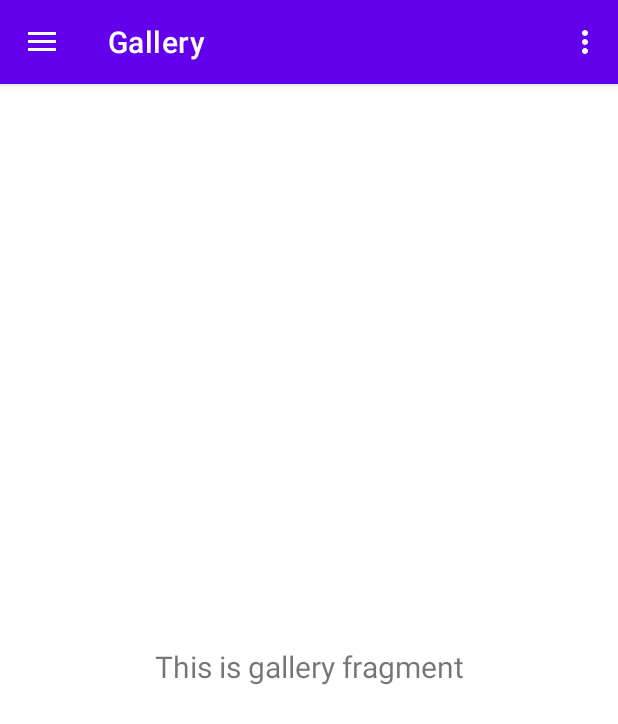
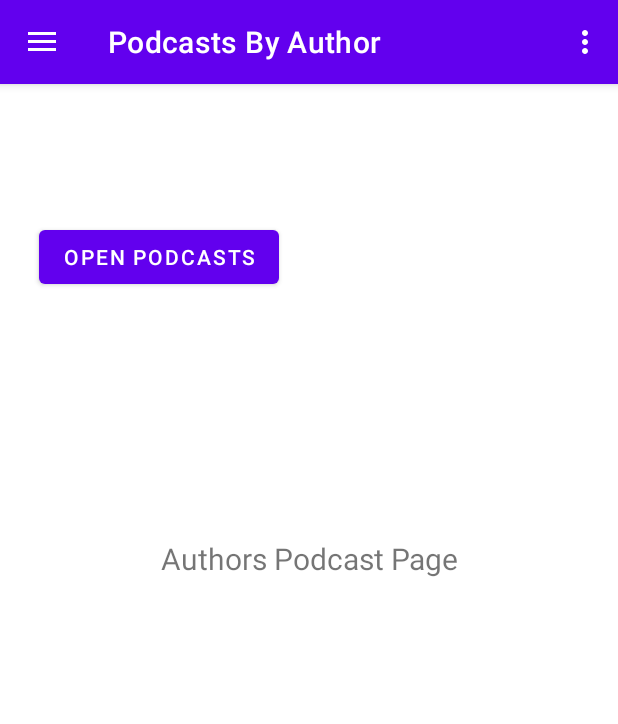
Before and after one commit to cmwrobel1/girl-talk-radio, an Android app: the screen it shows after launch (MainActivity), on a phone screen of 412 x 824 dp. Shown: the top 724 px of the screen. Run offline under Robolectric (Android 15) with nearby library versions, the phone set to English and light mode, and no system bars; our stand-ins replace navigation-ui.

Commit message:
adding files for RSS and changes to drawer menu text

```diff
--- a/JustAGirlco/app/src/main/AndroidManifest.xml
+++ b/JustAGirlco/app/src/main/AndroidManifest.xml
@@ -9,7 +9,9 @@
         android:roundIcon="@mipmap/ic_launcher_round"
         android:supportsRtl="true"
         android:theme="@style/Theme.JustAGirlCo">
-        <activity android:name=".SplashActivity"
+        <activity android:name=".RssActivity"></activity>
+        <activity
+            android:name=".SplashActivity"
             android:theme="@style/SplashTheme">
             <intent-filter>
                 <action android:name="android.intent.action.MAIN" />
@@ -27,4 +29,6 @@
         </activity>
     </application>
 
+    <uses-permission android:name="android.permission.INTERNET" />
+
 </manifest>
--- a/JustAGirlco/app/src/main/java/com/example/justagirlco/MainActivity.java
+++ b/JustAGirlco/app/src/main/java/com/example/justagirlco/MainActivity.java
@@ -1,10 +1,15 @@
 package com.example.justagirlco;
 
+import android.content.Intent;
 import android.os.Bundle;
 import android.view.Menu;
+import android.widget.Gallery;
 
+import com.example.justagirlco.ui.gallery.GalleryFragment;
 import com.google.android.material.navigation.NavigationView;
 
+import androidx.fragment.app.FragmentManager;
+import androidx.fragment.app.FragmentTransaction;
 import androidx.navigation.NavController;
 import androidx.navigation.Navigation;
 import androidx.navigation.ui.AppBarConfiguration;
@@ -13,9 +18,10 @@ import androidx.drawerlayout.widget.DrawerLayout;
 import androidx.appcompat.app.AppCompatActivity;
 import androidx.appcompat.widget.Toolbar;
 
-public class MainActivity extends AppCompatActivity {
+public class MainActivity extends AppCompatActivity implements GalleryFragment.onFragmentBtnSelected {
+    //passes the button - might need more efficient way to do this
+    private AppBarConfiguration mAppBarConfiguration;
 
-    private AppBarConfiguration mAppBarConfiguration;
 
     @Override
     protected void onCreate(Bundle savedInstanceState) {
@@ -49,4 +55,12 @@ public class MainActivity extends AppCompatActivity {
         return NavigationUI.navigateUp(navController, mAppBarConfiguration)
                 || super.onSupportNavigateUp();
     }
+
+    //button code that when this function is executed from the click event then it will handle the
+    //new activity startup
+    @Override
+    public void onButtonSelected() {
+        Intent in = new Intent(MainActivity.this, RssActivity.class);
+        MainActivity.this.startActivity(in);
+    }
 }
--- a/JustAGirlco/app/src/main/java/com/example/justagirlco/ui/gallery/GalleryFragment.java
+++ b/JustAGirlco/app/src/main/java/com/example/justagirlco/ui/gallery/GalleryFragment.java
@@ -1,9 +1,11 @@
 package com.example.justagirlco.ui.gallery;
 
+import android.content.Context;
 import android.os.Bundle;
 import android.view.LayoutInflater;
 import android.view.View;
 import android.view.ViewGroup;
+import android.widget.Button;
 import android.widget.TextView;
 
 import androidx.annotation.NonNull;
@@ -16,6 +18,8 @@ import com.example.justagirlco.R;
 
 public class GalleryFragment extends Fragment {
 
+    private onFragmentBtnSelected listener;
+
     private GalleryViewModel galleryViewModel;
 
     public View onCreateView(@NonNull LayoutInflater inflater,
@@ -23,6 +27,16 @@ public class GalleryFragment extends Fragment {
         galleryViewModel =
                 new ViewModelProvider(this).get(GalleryViewModel.class);
         View root = inflater.inflate(R.layout.fragment_gallery, container, false);
+
+        //button create
+        Button clickme = root.findViewById(R.id.button2);
+        clickme.setOnClickListener(new View.OnClickListener() {
+            @Override
+            public void onClick(View v){
+                listener.onButtonSelected();
+            }
+        });
+
         final TextView textView = root.findViewById(R.id.text_gallery);
         galleryViewModel.getText().observe(getViewLifecycleOwner(), new Observer<String>() {
             @Override
@@ -31,5 +45,19 @@ public class GalleryFragment extends Fragment {
             }
         });
         return root;
+
+    }
+    //attach button to the fragment
+    public void onAttach(@NonNull Context context){
+        super.onAttach(context);
+        if(context instanceof onFragmentBtnSelected) {
+            listener = (onFragmentBtnSelected) context;
+        }else {
+            throw new ClassCastException(context.toString() + " must implement listener");
+        }
+    }
+    //this is the function that will pass the button click listener between the activity and the fragment
+    public interface onFragmentBtnSelected{
+        public void onButtonSelected();
     }
 }
--- a/JustAGirlco/app/src/main/java/com/example/justagirlco/ui/gallery/GalleryViewModel.java
+++ b/JustAGirlco/app/src/main/java/com/example/justagirlco/ui/gallery/GalleryViewModel.java
@@ -10,7 +10,7 @@ public class GalleryViewModel extends ViewModel {
 
     public GalleryViewModel() {
         mText = new MutableLiveData<>();
-        mText.setValue("This is gallery fragment");
+        mText.setValue("Authors Podcast Page");
     }
 
     public LiveData<String> getText() {
--- a/JustAGirlco/app/src/main/java/com/example/justagirlco/ui/slideshow/SlideshowViewModel.java
+++ b/JustAGirlco/app/src/main/java/com/example/justagirlco/ui/slideshow/SlideshowViewModel.java
@@ -10,7 +10,7 @@ public class SlideshowViewModel extends ViewModel {
 
     public SlideshowViewModel() {
         mText = new MutableLiveData<>();
-        mText.setValue("This is slideshow fragment");
+        mText.setValue("Top Rated Should go Here");
     }
 
     public LiveData<String> getText() {
--- a/JustAGirlco/app/src/main/res/layout/fragment_gallery.xml
+++ b/JustAGirlco/app/src/main/res/layout/fragment_gallery.xml
@@ -5,18 +5,31 @@
     android:layout_width="match_parent"
     android:layout_height="match_parent"
     tools:context=".ui.gallery.GalleryFragment">
+    <Button
+        android:id="@+id/button2"
+        android:layout_width="wrap_content"
+        android:layout_height="wrap_content"
+        android:layout_marginLeft="26dp"
+        android:layout_marginStart="26dp"
+        android:layout_marginTop="91dp"
+        android:text="@string/button_text"
+        app:layout_constraintStart_toStartOf="parent"
+        app:layout_constraintTop_toTopOf="parent" />
 
     <TextView
         android:id="@+id/text_gallery"
         android:layout_width="match_parent"
         android:layout_height="wrap_content"
+        android:layout_marginEnd="8dp"
         android:layout_marginStart="8dp"
         android:layout_marginTop="8dp"
-        android:layout_marginEnd="8dp"
+        android:gravity="center_horizontal"
         android:textAlignment="center"
         android:textSize="20sp"
         app:layout_constraintBottom_toBottomOf="parent"
         app:layout_constraintEnd_toEndOf="parent"
+        app:layout_constraintHorizontal_bias="1.0"
         app:layout_constraintStart_toStartOf="parent"
-        app:layout_constraintTop_toTopOf="parent" />
+        app:layout_constraintTop_toTopOf="parent"
+        app:layout_constraintVertical_bias="0.402" />
 </androidx.constraintlayout.widget.ConstraintLayout>
--- a/JustAGirlco/app/src/main/res/layout/fragment_slideshow.xml
+++ b/JustAGirlco/app/src/main/res/layout/fragment_slideshow.xml
@@ -18,5 +18,6 @@
         app:layout_constraintBottom_toBottomOf="parent"
         app:layout_constraintEnd_toEndOf="parent"
         app:layout_constraintStart_toStartOf="parent"
-        app:layout_constraintTop_toTopOf="parent" />
+        app:layout_constraintTop_toTopOf="parent"
+        android:gravity="center_horizontal" />
 </androidx.constraintlayout.widget.ConstraintLayout>
--- a/JustAGirlco/app/src/main/res/menu/activity_main_drawer.xml
+++ b/JustAGirlco/app/src/main/res/menu/activity_main_drawer.xml
@@ -11,7 +11,7 @@
         <item
             android:id="@+id/nav_girl_talk"
             android:icon="@drawable/ic_menu_slideshow"
-            android:title="@string/menu_girl_talk" />
+            android:title="@string/menu_top_10" />
         <item
             android:id="@+id/nav_mediaPage"
             android:icon="@drawable/ic_menu_gallery"
--- a/JustAGirlco/app/src/main/res/navigation/mobile_navigation.xml
+++ b/JustAGirlco/app/src/main/res/navigation/mobile_navigation.xml
@@ -8,13 +8,13 @@
     <fragment
         android:id="@+id/nav_podcasts"
         android:name="com.example.justagirlco.ui.gallery.GalleryFragment"
-        android:label="@string/menu_gallery"
+        android:label="@string/menu_podcast_page"
         tools:layout="@layout/fragment_gallery" />
 
     <fragment
         android:id="@+id/nav_girl_talk"
         android:name="com.example.justagirlco.ui.slideshow.SlideshowFragment"
-        android:label="@string/menu_slideshow"
+        android:label="@string/menu_top_10"
         tools:layout="@layout/fragment_slideshow" />
 
     <fragment
@@ -22,4 +22,5 @@
         android:name="com.example.justagirlco.ui.mediaPage.MediaPageFragment"
         android:label="@string/menu_media"
         tools:layout="@layout/fragment_media_page" />
+
 </navigation>
--- a/JustAGirlco/app/src/main/res/values/strings.xml
+++ b/JustAGirlco/app/src/main/res/values/strings.xml
@@ -1,3 +1,4 @@
+
 <resources>
     <string name="app_name">Just A Girl co.</string>
     <string name="navigation_drawer_open">Open navigation drawer</string>
@@ -7,9 +8,11 @@
     <string name="nav_header_desc">Navigation header</string>
     <string name="action_settings">Settings</string>
 
-    <string name="menu_gallery">Gallery</string>
-    <string name="menu_slideshow">Slideshow</string>
+    <string name="menu_podcast_page">Podcasts By Author</string>
+    <string name="menu_top_10">Top Rated</string>
     <string name="menu_media">Stories</string>
     <string name="menu_podcasts">Podcasts</string>
     <string name="menu_girl_talk">Girl Talk</string>
+    <string name="button_text">Open Podcasts</string>
+
 </resources>
```
Also changed, not shown: JustAGirlco/app/src/main/java/com/example/justagirlco/RssActivity.java (added, +159 -0 lines), JustAGirlco/app/src/main/res/layout/activity_rss.xml (added, +15 -0 lines).
